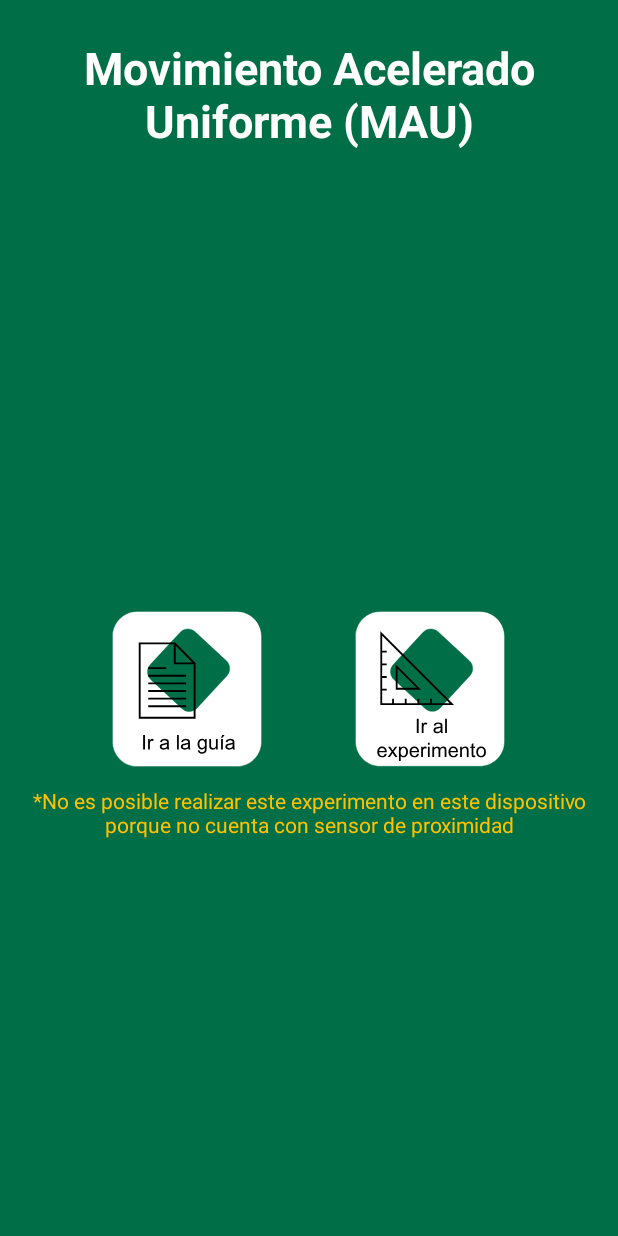
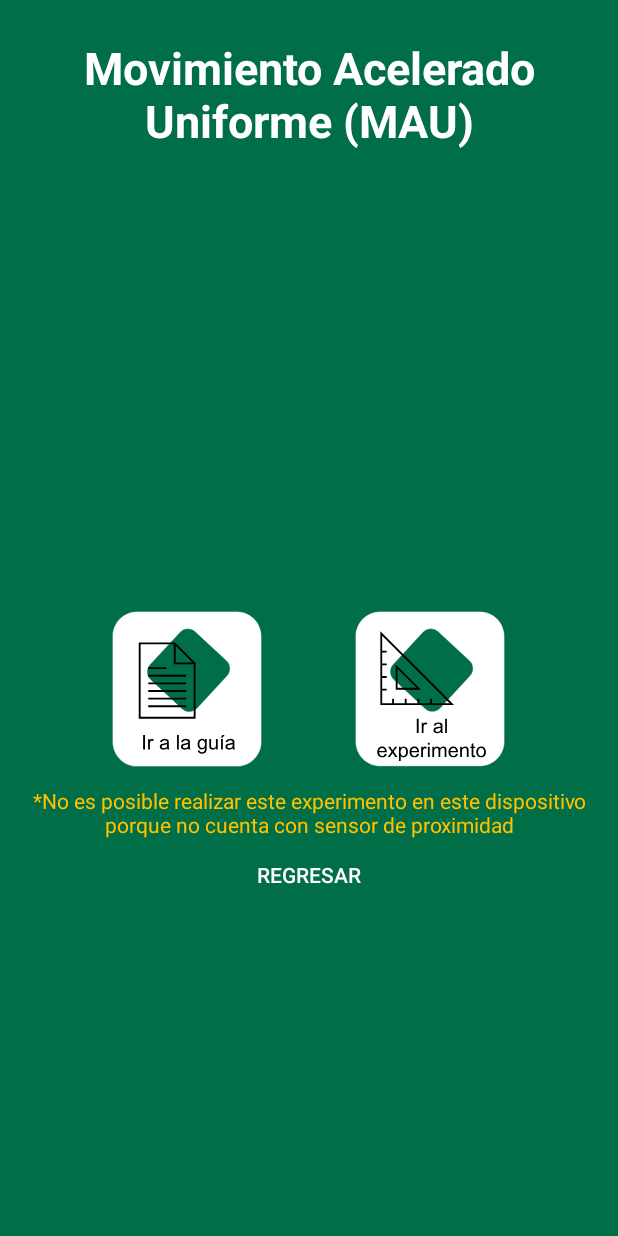
Before and after one commit to luismiguel010/physicLab, an Android app: the MuaIntroduction screen opened directly, with no data from a screen before it, on a phone screen of 412 x 824 dp. Run offline under Robolectric (Android 15) with nearby library versions, the phone set to English and light mode, and no system bars.

Commit message:
Add button back in introductions

```diff
--- a/app/src/main/java/com/example/physiclab/MuaIntroduction.java
+++ b/app/src/main/java/com/example/physiclab/MuaIntroduction.java
@@ -15,6 +15,7 @@ import android.os.Bundle;
 import android.view.Menu;
 import android.view.View;
 import android.view.Window;
+import android.widget.Button;
 import android.widget.ImageButton;
 import android.widget.TextView;
 import android.widget.Toast;
@@ -29,6 +30,7 @@ import static android.Manifest.permission.RECORD_AUDIO;
 public class MuaIntroduction extends AppCompatActivity {
 
     private ImageButton btnbook, btnlab;
+    private Button button_back;
     public static final int RequestPermissionCode = 1;
     private SensorManager sensorManager;
     private TextView disableProximity;
@@ -42,6 +44,14 @@ public class MuaIntroduction extends AppCompatActivity {
         btnbook = findViewById(R.id.imagebutton_book);
         disableProximity = findViewById(R.id.disable_proximity_experimentMUA);
         sensorManager = (SensorManager) getSystemService(Context.SENSOR_SERVICE);
+        button_back = findViewById(R.id.button_back);
+
+        button_back.setOnClickListener(new View.OnClickListener() {
+            @Override
+            public void onClick(View view) {
+                onBackPressed();
+            }
+        });
 
         if (sensorManager.getDefaultSensor(Sensor.TYPE_PROXIMITY) != null){
             btnlab.setOnClickListener(new View.OnClickListener() {
--- a/app/src/main/res/layout/activity_mua_introduction.xml
+++ b/app/src/main/res/layout/activity_mua_introduction.xml
@@ -59,6 +59,15 @@
         android:text=""
         android:textColor="@color/colorAccent"/>
 
+    <Button
+        android:id="@+id/button_back"
+        android:layout_gravity="center"
+        android:layout_width="wrap_content"
+        android:layout_height="wrap_content"
+        android:background="@null"
+        android:text="Regresar"
+        android:textColor="#FFFFFF"/>
+
 
 
 
```
Also changed, not shown: app/src/main/java/com/example/physiclab/MucIntroduction.java (+10 -0 lines), app/src/main/java/com/example/physiclab/MurIntroduction.java (+10 -0 lines), app/src/main/res/layout/activity_muc_introduction.xml (+9 -0 lines), app/src/main/res/layout/activity_mur_introduction.xml (+8 -3 lines).
